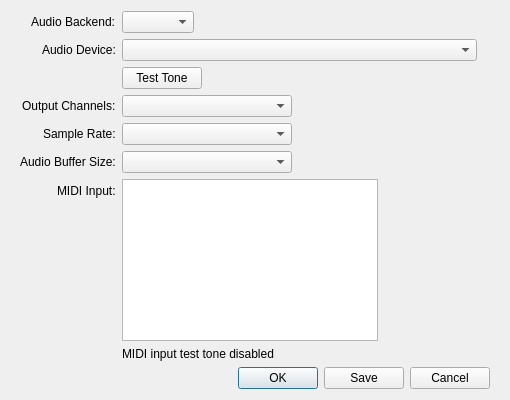
This is src/audiosetupdialog.ui in rock-hopper/shuriken as Qt 5 draws it before an edit. The edited form follows.
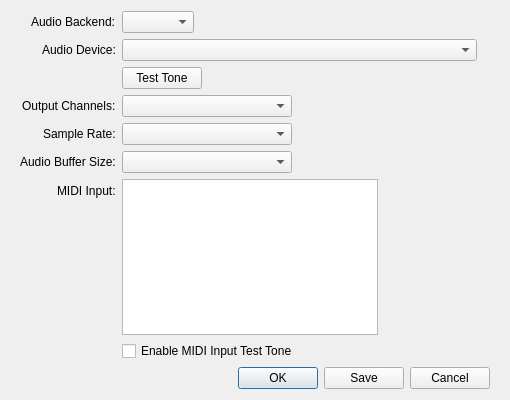
This is the edited form.

Commit message: added midi input test tone checkbox

```diff
--- a/src/audiosetupdialog.ui
+++ b/src/audiosetupdialog.ui
@@ -106,13 +106,6 @@
      <item row="6" column="1">
       <widget class="QListWidget" name="listWidget_MidiInput"/>
      </item>
-     <item row="7" column="1">
-      <widget class="QLabel" name="label_MidiInputTestTone">
-       <property name="text">
-        <string>MIDI input test tone disabled</string>
-       </property>
-      </widget>
-     </item>
      <item row="5" column="0">
       <widget class="QLabel" name="label_BufferSize">
        <property name="text">
@@ -130,6 +123,13 @@
        </property>
       </widget>
      </item>
+     <item row="7" column="1">
+      <widget class="QCheckBox" name="checkBox_MidiInputTestTone">
+       <property name="text">
+        <string>Enable MIDI Input Test Tone</string>
+       </property>
+      </widget>
+     </item>
     </layout>
    </item>
    <item>
```
The commit also changes 3 other files.
